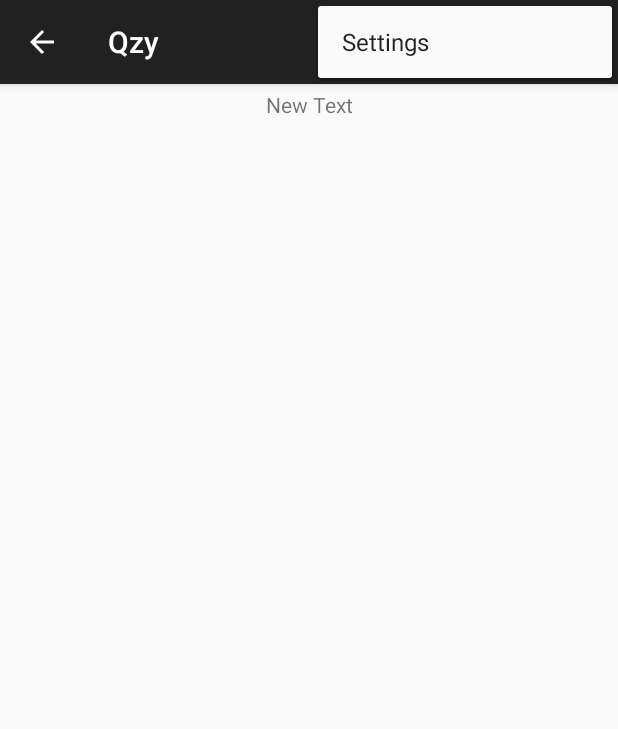
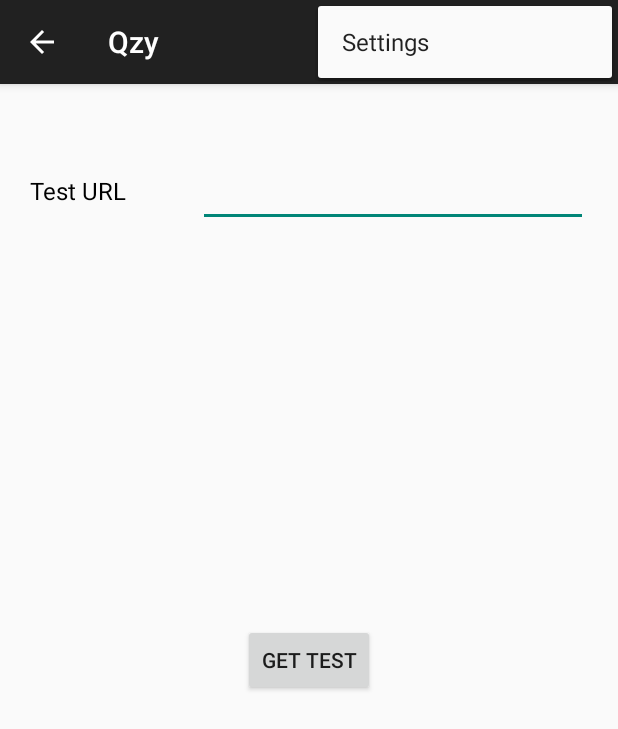
Before and after one commit to uethackathon06/uethackathon2015_team6, an Android app: the screen it shows after launch (MainActivity), with the options menu open, on a phone screen of 412 x 824 dp. Shown: the top 729 px of the screen. Run offline under Robolectric (Android 15) with nearby library versions, the phone set to English and light mode, and no system bars; 2 statements that could not run were skipped.

Commit message:
create test view

```diff
--- a/mobile/Qzy/app/src/main/java/barry/qzy/MainActivity.java
+++ b/mobile/Qzy/app/src/main/java/barry/qzy/MainActivity.java
@@ -16,12 +16,36 @@ import android.view.View;
 import android.view.ViewGroup;
 import android.support.v4.widget.DrawerLayout;
 import android.widget.ArrayAdapter;
+import android.widget.Button;
+import android.widget.EditText;
 import android.widget.FrameLayout;
 import android.widget.TextView;
 
 
 public class MainActivity extends ActionBarActivity
         implements NavigationDrawerFragment.NavigationDrawerCallbacks {
+
+    String      username = "minh";
+
+
+    void    setUpGetTest() {
+        final EditText    testUrl = (EditText) getTestView.findViewById(R.id.test_url);
+        Button      getTestButton = (Button) getTestView.findViewById(R.id.get_test);
+        getTestButton.setOnClickListener(new View.OnClickListener() {
+            @Override
+            public void onClick(View v) {
+                Test    mTest = NetworkAPI.getTest(username, testUrl.getText().toString());
+                container.removeView(getTestView);
+                container.addView(testView);
+                setUpTestView(mTest);
+            }
+        });
+    }
+
+    void    setUpTestView(Test  tTest) {
+        TextView    testTitle = (TextView) testView.findViewById(R.id.test_title);
+        testTitle.setText(tTest.title);
+    }
 
     /**
      * Fragment managing the behaviors, interactions and presentation of the navigation drawer.
@@ -32,7 +56,7 @@ public class MainActivity extends ActionBarActivity
      * Used to store the last screen title. For use in {@link #restoreActionBar()}.
      */
     private CharSequence mTitle;
-    View    testView , quizView;
+    View    testView , quizView , getTestView;
     FrameLayout     container;
 
     @Override
@@ -51,6 +75,7 @@ public class MainActivity extends ActionBarActivity
 
         container = (FrameLayout) findViewById(R.id.container);
         testView = getLayoutInflater().inflate(R.layout.test_layout , null);
+        getTestView = getLayoutInflater().inflate(R.layout.get_test_layout , null);
     }
 
     @Override
@@ -67,7 +92,8 @@ public class MainActivity extends ActionBarActivity
             case 1:
                 mTitle = getString(R.string.title_section1);
                 container.removeAllViews();
-                container.addView(testView);
+                container.addView(getTestView);
+                setUpGetTest();
                 break;
             case 2:
                 mTitle = getString(R.string.title_section2);
--- a/mobile/Qzy/app/src/main/java/barry/qzy/NetworkAPI.java
+++ b/mobile/Qzy/app/src/main/java/barry/qzy/NetworkAPI.java
@@ -8,8 +8,10 @@ public class NetworkAPI {
 
     }
 
-    public static void  getTest(String  username , String  test_URL) {
-
+    public static Test  getTest(String  username , String  test_URL) {
+        Test    mTest = new Test();
+        mTest.title = "Bai kt";
+        return mTest;
     }
 
     public static Quiz  getQuiz(String  username) {
--- a/mobile/Qzy/app/src/main/res/layout/test_layout.xml
+++ b/mobile/Qzy/app/src/main/res/layout/test_layout.xml
@@ -10,7 +10,8 @@
         android:id="@+id/test_title"
         android:layout_gravity="center_horizontal"
         android:layout_margin="4dp"
-        android:gravity="center_horizontal|fill_vertical" />
+        android:gravity="center_horizontal|fill_vertical"
+        android:textSize="16dp" />
 
     <TableLayout
         android:layout_width="match_parent"
```
